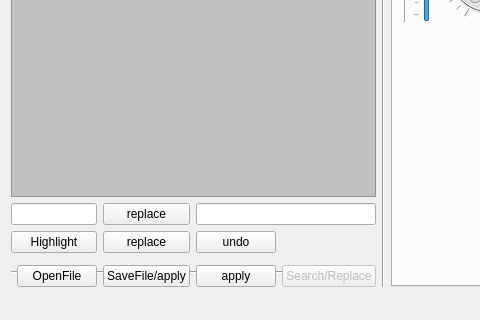
netpipe/QT-ThemeEditor, file mainwindow.ui: the form before one commit; both pictures show x 0 to 480 and y 359 to 679 of the 1153 by 679 pixel window.
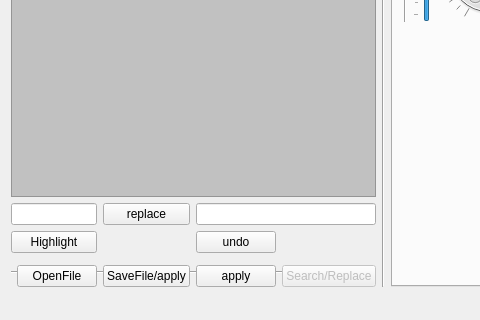
The form after the commit. Icons and pictures are not drawn.

Patch:
```diff
--- a/mainwindow.ui
+++ b/mainwindow.ui
@@ -859,13 +859,6 @@
       </property>
      </widget>
     </item>
-    <item row="2" column="2">
-     <widget class="QPushButton" name="replace_2">
-      <property name="text">
-       <string>replace</string>
-      </property>
-     </widget>
-    </item>
     <item row="2" column="3">
      <widget class="QPushButton" name="undo">
       <property name="text">
```
